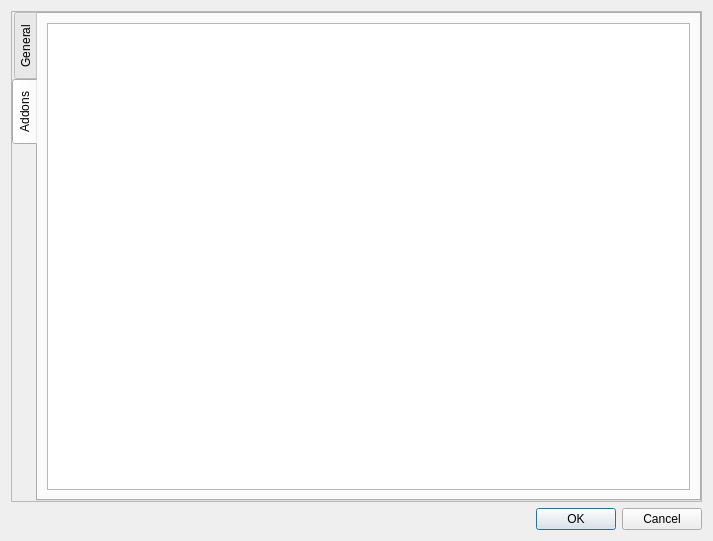
Before: the Qt Designer form src/forms/settingsdialog.ui in vetux/qcalculator, drawn with Qt 5.
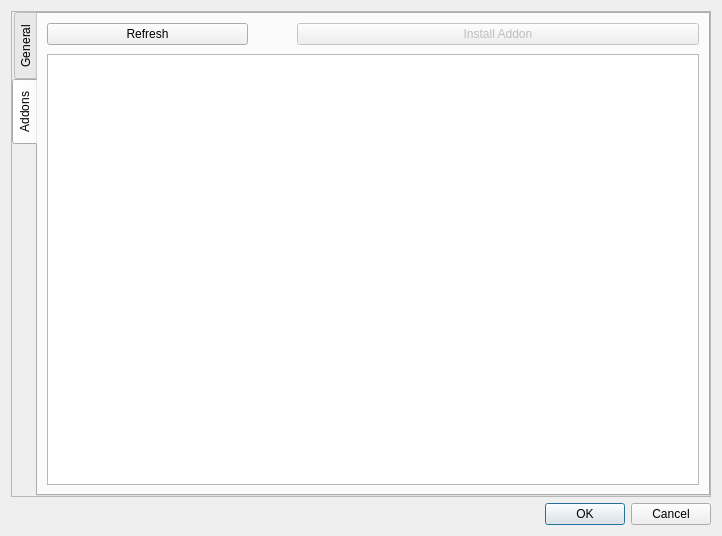
After: the same form once the commit is applied. The open tabs and pages were chosen to show the change.

Commit message: Pass plain settings object to settings dialog and let settings dialog use model to gather relevant data, Implement addons refresh button, Move common path retrieval into separate namespace, Remove addon modules from settings which do not exist anymore on application startup.

The edit to the form file:
```diff
--- a/src/forms/settingsdialog.ui
+++ b/src/forms/settingsdialog.ui
@@ -6,8 +6,8 @@
    <rect>
     <x>0</x>
     <y>0</y>
-    <width>713</width>
-    <height>541</height>
+    <width>722</width>
+    <height>536</height>
    </rect>
   </property>
   <property name="windowTitle">
@@ -24,8 +24,8 @@
        <rect>
         <x>0</x>
         <y>0</y>
-        <width>693</width>
-        <height>490</height>
+        <width>702</width>
+        <height>485</height>
        </rect>
       </property>
       <property name="sizePolicy">
@@ -105,6 +105,55 @@
            <string>Addons</string>
           </attribute>
           <layout class="QVBoxLayout" name="verticalLayout_5">
+           <property name="spacing">
+            <number>9</number>
+           </property>
+           <item>
+            <layout class="QHBoxLayout" name="horizontalLayout">
+             <item>
+              <widget class="QPushButton" name="pushButton_refreshAddons">
+               <property name="sizePolicy">
+                <sizepolicy hsizetype="Minimum" vsizetype="Fixed">
+                 <horstretch>1</horstretch>
+                 <verstretch>0</verstretch>
+                </sizepolicy>
+               </property>
+               <property name="text">
+                <string>Refresh</string>
+               </property>
+              </widget>
+             </item>
+             <item>
+              <spacer name="horizontalSpacer">
+               <property name="orientation">
+                <enum>Qt::Horizontal</enum>
+               </property>
+               <property name="sizeHint" stdset="0">
+                <size>
+                 <width>40</width>
+                 <height>20</height>
+                </size>
+               </property>
+              </spacer>
+             </item>
+             <item>
+              <widget class="QPushButton" name="pushButton_installAddon">
+               <property name="enabled">
+                <bool>false</bool>
+               </property>
+               <property name="sizePolicy">
+                <sizepolicy hsizetype="Minimum" vsizetype="Fixed">
+                 <horstretch>2</horstretch>
+                 <verstretch>0</verstretch>
+                </sizepolicy>
+               </property>
+               <property name="text">
+                <string>Install Addon</string>
+               </property>
+              </widget>
+             </item>
+            </layout>
+           </item>
            <item>
             <widget class="QWidget" name="addon_container" native="true">
              <layout class="QVBoxLayout" name="verticalLayout_6">
```
The commit also changes 11 other files.
